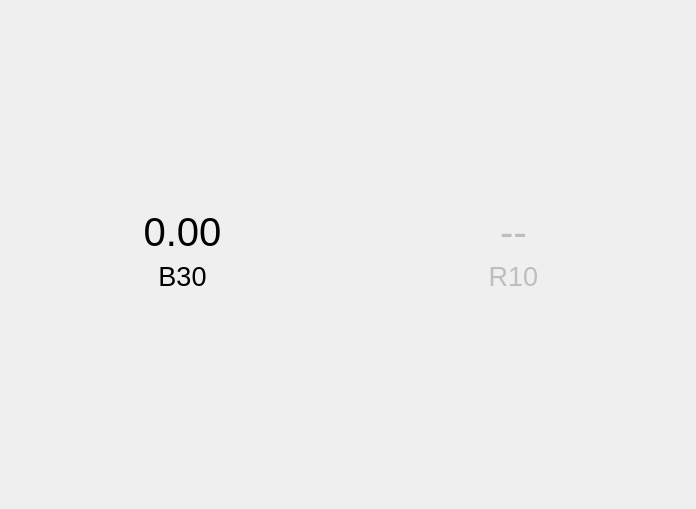
Qt form ui/designer/tabs/tabOverview.ui (ArcaeaOffline/client-pyside6) before a commit.
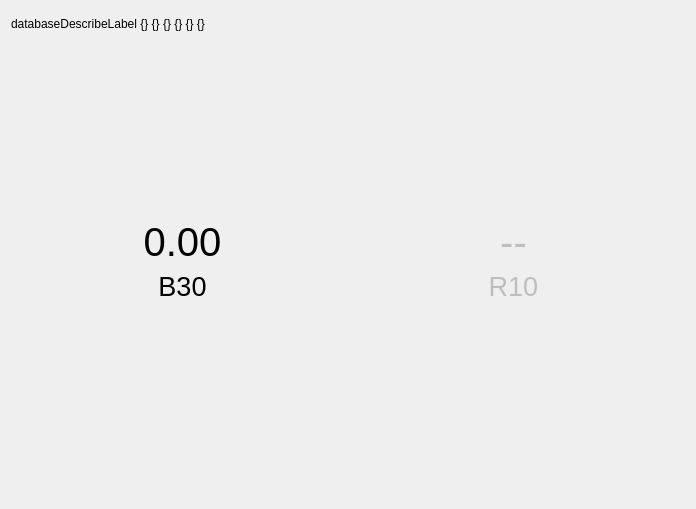
The same form after that commit.

Commit message: impr: add `TabOverview` database describe label

```diff
--- a/ui/designer/tabs/tabOverview.ui
+++ b/ui/designer/tabs/tabOverview.ui
@@ -17,6 +17,13 @@
    <item>
     <widget class="QWidget" name="widget" native="true"/>
    </item>
+   <item>
+    <widget class="QLabel" name="databaseDescribeLabel">
+     <property name="text">
+      <string extracomment="This database now have {} packs, {} songs, {} difficulties, {} chart info ({} complete) and {} scores.">databaseDescribeLabel {} {} {} {} {} {}</string>
+     </property>
+    </widget>
+   </item>
    <item>
     <widget class="QWidget" name="widget_2" native="true">
      <property name="sizePolicy">
```
The commit also changes 4 other files.
